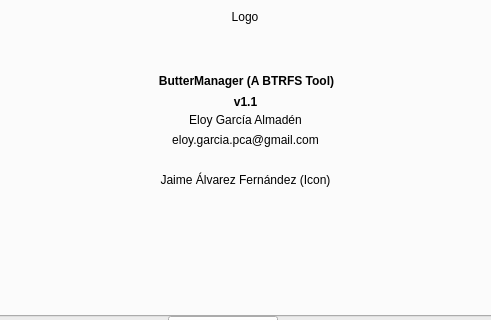
Qt form buttermanager/ui/MainWindow.ui (egara/buttermanager) before a commit; both pictures show x 161 to 652 and y 144 to 464 of the 800 by 800 pixel window.
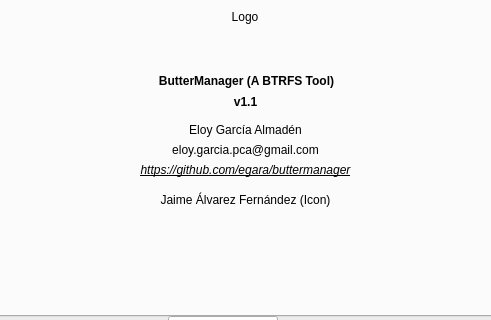
The same form after that commit. The open tabs and pages were chosen to show the change.

Commit message: Adding a new button to go to github

```diff
--- a/buttermanager/ui/MainWindow.ui
+++ b/buttermanager/ui/MainWindow.ui
@@ -726,7 +726,7 @@
           <property name="geometry">
            <rect>
             <x>290</x>
-            <y>220</y>
+            <y>230</y>
             <width>211</width>
             <height>16</height>
            </rect>
@@ -748,7 +748,7 @@
           <property name="geometry">
            <rect>
             <x>290</x>
-            <y>240</y>
+            <y>250</y>
             <width>211</width>
             <height>16</height>
            </rect>
@@ -770,7 +770,7 @@
           <property name="geometry">
            <rect>
             <x>290</x>
-            <y>280</y>
+            <y>300</y>
             <width>211</width>
             <height>16</height>
            </rect>
@@ -788,6 +788,34 @@
            <set>Qt::AlignCenter</set>
           </property>
          </widget>
+         <widget class="QPushButton" name="button_github">
+          <property name="geometry">
+           <rect>
+            <x>230</x>
+            <y>268</y>
+            <width>331</width>
+            <height>20</height>
+           </rect>
+          </property>
+          <property name="font">
+           <font>
+            <italic>true</italic>
+            <underline>true</underline>
+           </font>
+          </property>
+          <property name="cursor">
+           <cursorShape>PointingHandCursor</cursorShape>
+          </property>
+          <property name="autoFillBackground">
+           <bool>false</bool>
+          </property>
+          <property name="styleSheet">
+           <string notr="true">border: none;</string>
+          </property>
+          <property name="text">
+           <string>https://github.com/egara/buttermanager</string>
+          </property>
+         </widget>
         </widget>
        </widget>
        <widget class="QTextEdit" name="text_edit_console">
```
The commit also changes 1 other file.
